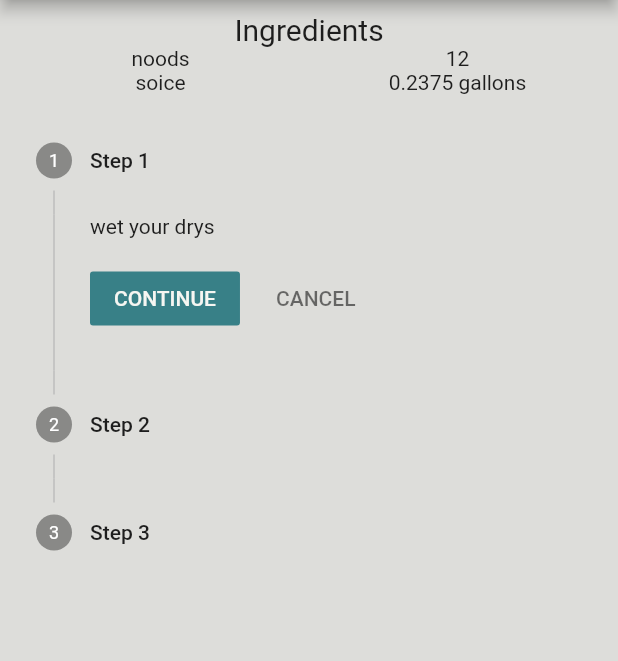
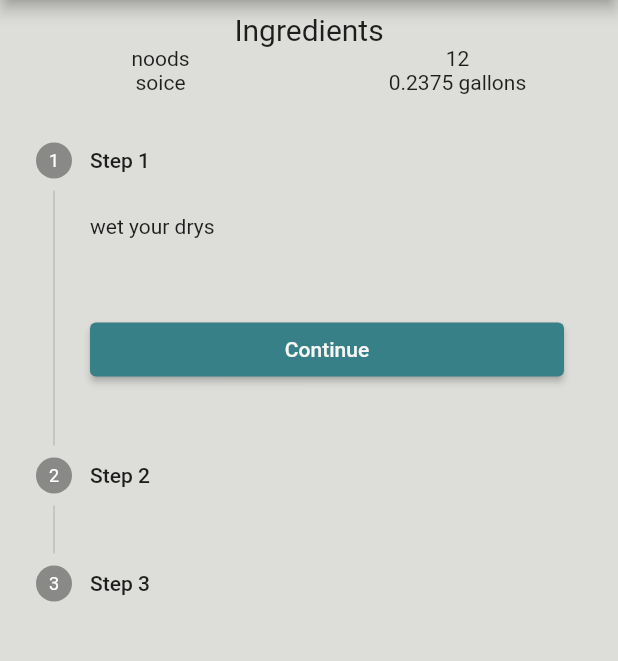
Before and after one commit to Coolroo/MTAHacks2023, a Flutter app: the ResponsePage screen opened directly, on a phone screen of 412 x 824 dp, the part 84-745 px from its top. Run offline on Flutter 3.47's test engine with Material 2 defaults, Android fonts, the phone set to English and light mode, and no system bars.

Commit message:
Added continue/back button for instruction

```diff
--- a/lib/response_page.dart
+++ b/lib/response_page.dart
@@ -83,6 +83,7 @@ class _InstructionState extends State<Instruction> {
   Widget build(BuildContext context) {
     return Stepper(
       currentStep: _index,
+
       onStepCancel: () {
         if (_index > 0) {
           setState(() {
@@ -102,7 +103,30 @@ class _InstructionState extends State<Instruction> {
           _index = index;
         });
       },
-      // Add Step for each step
+      controlsBuilder:(BuildContext context, ControlsDetails details) {
+        return Container(
+          margin: const EdgeInsets.only(top: 50),
+          child: Row(
+            children: [
+              if(_index < widget.steps.length-1)
+                Expanded(
+                  child: ElevatedButton(
+                    onPressed: details.onStepContinue,
+                    child: const Text("Continue")
+                    ),
+                  ),
+                const SizedBox(width: 12),
+                if(_index > 0)
+                  Expanded(
+                    child: ElevatedButton(
+                      onPressed: details.onStepCancel,
+                      child: const Text("Back")
+                    ),
+                  ),
+              ],
+            ),
+          );
+        },
       steps: widget.steps.map((e) => Step(
         title: Text("Step ${widget.steps.indexOf(e)+1}"),
         content: Container(
```
Also changed, not shown: pubspec.lock.
